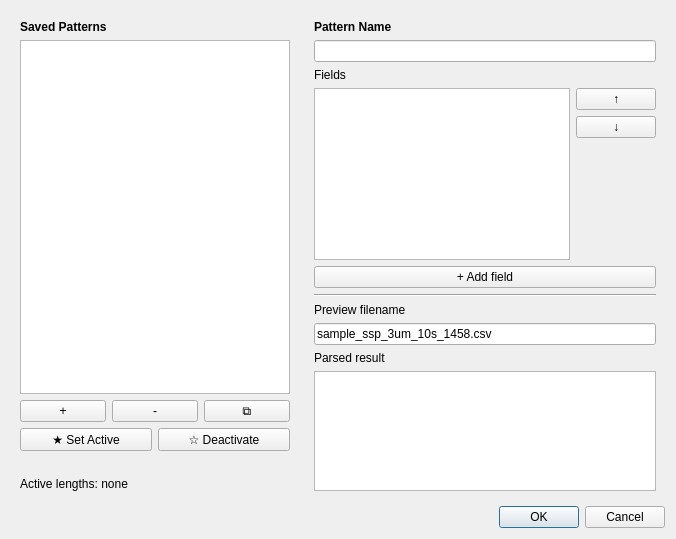
Old version of the form src/sfg_app2/app/ui/pattern_editor_dialog.ui in the repository silanglois/SFG-App.
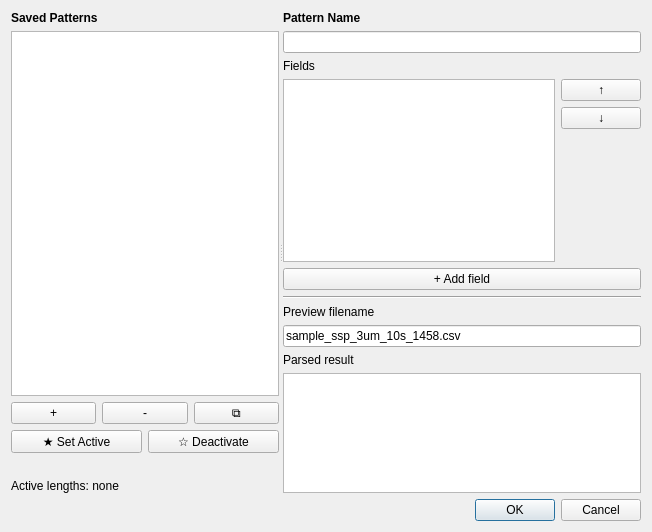
New version of the form.

Commit message: corrected layout for metadata pattern dialog to be expanding and added a spliter

What changed in the file:
```diff
--- a/src/sfg_app2/app/ui/pattern_editor_dialog.ui
+++ b/src/sfg_app2/app/ui/pattern_editor_dialog.ui
@@ -6,8 +6,8 @@
    <rect>
     <x>0</x>
     <y>0</y>
-    <width>676</width>
-    <height>539</height>
+    <width>652</width>
+    <height>532</height>
    </rect>
   </property>
   <property name="windowTitle">
@@ -15,8 +15,10 @@
   </property>
   <layout class="QVBoxLayout" name="verticalLayout">
    <item>
-    <layout class="QHBoxLayout" name="horizontalLayout_3">
-     <item>
+    <widget class="QSplitter" name="splitter">
+     <property name="orientation">
+      <enum>Qt::Horizontal</enum>
+     </property>
       <widget class="QWidget" name="widget" native="true">
        <layout class="QVBoxLayout" name="verticalLayout_2">
         <item>
@@ -97,8 +99,6 @@
         </item>
        </layout>
       </widget>
-     </item>
-     <item>
       <widget class="QWidget" name="widget_2" native="true">
        <layout class="QVBoxLayout" name="verticalLayout_3">
         <item>
@@ -231,8 +231,7 @@
         </item>
        </layout>
       </widget>
-     </item>
-    </layout>
+    </widget>
    </item>
    <item>
     <widget class="QDialogButtonBox" name="buttonBox">
```
Lines whose indentation alone changed are shown as unchanged. The commit also changes 1 other file.
